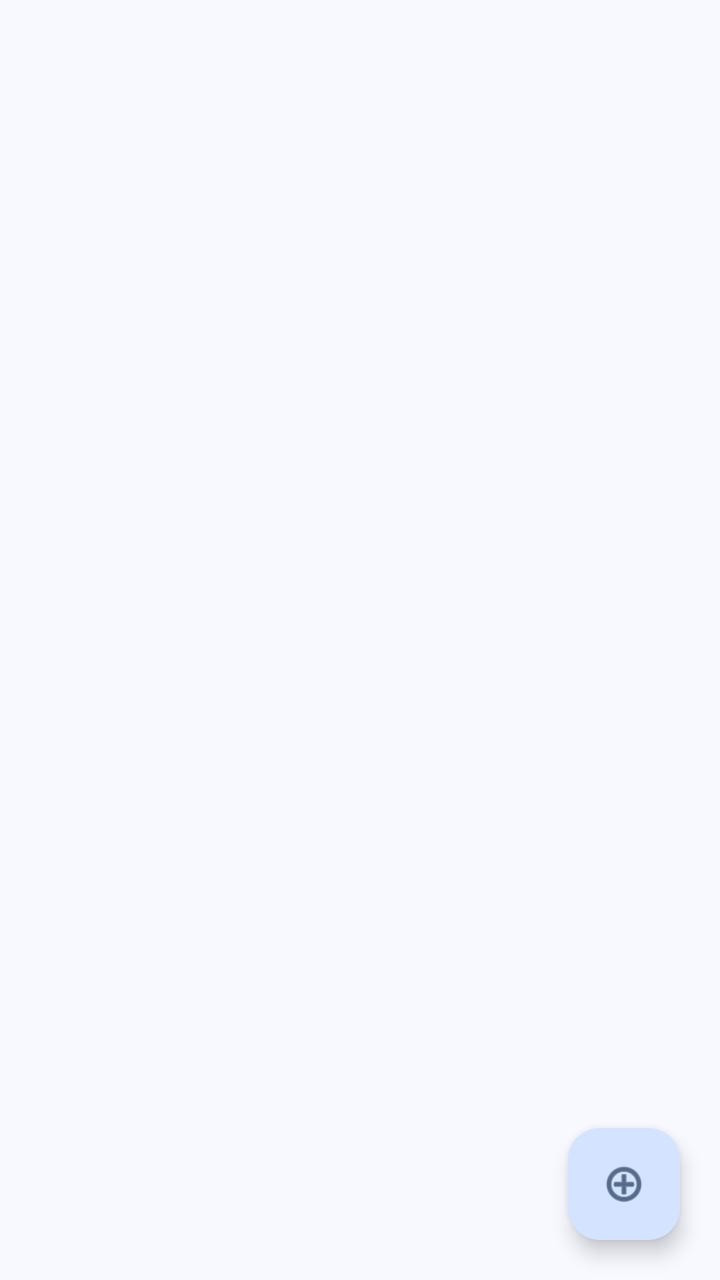
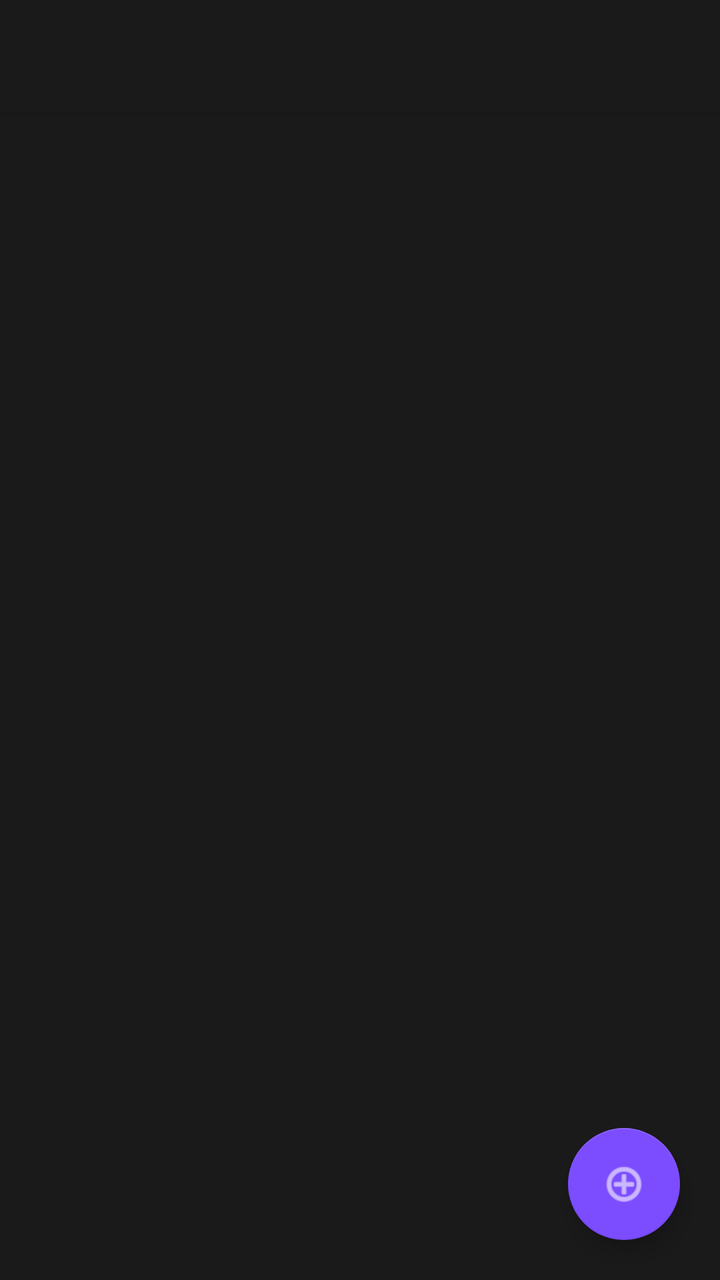

The first picture is an Android layout as it rendered before a commit; the second is the same layout after the commit. The layout source and the unified diff follow.
<!-- AndroidManifest.xml: application theme Theme.VidViewer -->
<!-- res/layout/activity_playlist.xml -->
<?xml version="1.0" encoding="utf-8"?>
<androidx.coordinatorlayout.widget.CoordinatorLayout
    xmlns:android="http://schemas.android.com/apk/res/android"
    xmlns:app="http://schemas.android.com/apk/res-auto"
    android:layout_width="match_parent"
    android:layout_height="match_parent"
    android:background="?android:attr/colorBackground">

    <com.google.android.material.appbar.AppBarLayout
        android:layout_width="match_parent"
        android:layout_height="wrap_content">
        <com.google.android.material.appbar.MaterialToolbar
            android:id="@+id/toolbar"
            android:layout_width="match_parent"
            android:layout_height="?attr/actionBarSize"
            android:background="?attr/colorSurface" />
    </com.google.android.material.appbar.AppBarLayout>

    <FrameLayout
        android:layout_width="match_parent"
        android:layout_height="match_parent"
        app:layout_behavior="@string/appbar_scrolling_view_behavior">

        <androidx.recyclerview.widget.RecyclerView
            android:id="@+id/rv_playlists"
            android:layout_width="match_parent"
            android:layout_height="match_parent"
            android:padding="8dp"
            android:clipToPadding="false" />

        <LinearLayout
            android:id="@+id/tv_empty"
            android:layout_width="match_parent"
            android:layout_height="match_parent"
            android:orientation="vertical"
            android:gravity="center"
            android:visibility="gone">

            <ImageView
                android:layout_width="72dp"
                android:layout_height="72dp"
                android:src="@android:drawable/ic_menu_add"
                android:tint="?attr/colorOutline"
                android:layout_marginBottom="12dp" />

            <TextView
                android:layout_width="wrap_content"
                android:layout_height="wrap_content"
                android:text="No playlists yet.\nTap + to create one."
                android:textSize="15sp"
                android:textColor="?attr/colorOnSurfaceVariant"
                android:gravity="center" />

        </LinearLayout>

    </FrameLayout>

    <com.google.android.material.floatingactionbutton.FloatingActionButton
        android:id="@+id/fab_create_playlist"
        android:layout_width="wrap_content"
        android:layout_height="wrap_content"
        android:layout_gravity="bottom|end"
        android:layout_margin="20dp"
        android:src="@android:drawable/ic_menu_add"
        android:contentDescription="@string/create_playlist" />

</androidx.coordinatorlayout.widget.CoordinatorLayout>
<!-- resources referenced by this layout -->
<resources>
  <string name="create_playlist">Create Playlist</string>
  <style name="Theme.VidViewer" parent="Theme.Material3.Light.NoActionBar">
          <item name="colorPrimary">@color/md_theme_primary</item>
          <item name="colorOnPrimary">@color/md_theme_on_primary</item>
          <item name="colorPrimaryContainer">@color/md_theme_primary_container</item>
          <item name="colorOnPrimaryContainer">@color/md_theme_on_primary_container</item>
          <item name="colorSecondary">@color/md_theme_secondary</item>
          <item name="colorOnSecondary">@color/md_theme_on_secondary</item>
          <item name="colorTertiary">@color/md_theme_tertiary</item>
          <item name="colorSurface">@color/md_theme_surface</item>
          <item name="colorOnSurface">@color/md_theme_on_surface</item>
          <item name="android:colorBackground">@color/md_theme_background</item>
          <item name="colorError">@color/md_theme_error</item>
          <item name="android:statusBarColor">?attr/colorSurface</item>
          <item name="android:navigationBarColor">?attr/colorSurface</item>
          <item name="android:windowLightStatusBar">true</item>
      </style>
  <color name="md_theme_primary">#1565C0</color>
  <color name="md_theme_on_primary">#FFFFFF</color>
  <color name="md_theme_primary_container">#D4E3FF</color>
  <color name="md_theme_on_primary_container">#001C3B</color>
  <color name="md_theme_secondary">#545F71</color>
  <color name="md_theme_on_secondary">#FFFFFF</color>
  <color name="md_theme_tertiary">#6E5676</color>
  <color name="md_theme_surface">#F8F9FF</color>
  <color name="md_theme_on_surface">#191C20</color>
  <color name="md_theme_background">#F8F9FF</color>
  <color name="md_theme_error">#B3261E</color>
</resources>

<!-- the commit's change to res/layout/activity_playlist.xml (unified diff, before → after) -->
@@ -4,7 +4,7 @@
     xmlns:app="http://schemas.android.com/apk/res-auto"
     android:layout_width="match_parent"
     android:layout_height="match_parent"
-    android:background="?android:attr/colorBackground">
+    android:background="?attr/colorSurface">
 
     <com.google.android.material.appbar.AppBarLayout
         android:layout_width="match_parent"
<!-- resource entries referenced after the edit -->
@@ -1,32 +1,36 @@
 <!-- resources referenced by this layout -->
 <resources>
   <string name="create_playlist">Create Playlist</string>
-  <style name="Theme.VidViewer" parent="Theme.Material3.Light.NoActionBar">
-          <item name="colorPrimary">@color/md_theme_primary</item>
-          <item name="colorOnPrimary">@color/md_theme_on_primary</item>
-          <item name="colorPrimaryContainer">@color/md_theme_primary_container</item>
-          <item name="colorOnPrimaryContainer">@color/md_theme_on_primary_container</item>
-          <item name="colorSecondary">@color/md_theme_secondary</item>
-          <item name="colorOnSecondary">@color/md_theme_on_secondary</item>
-          <item name="colorTertiary">@color/md_theme_tertiary</item>
-          <item name="colorSurface">@color/md_theme_surface</item>
-          <item name="colorOnSurface">@color/md_theme_on_surface</item>
-          <item name="android:colorBackground">@color/md_theme_background</item>
-          <item name="colorError">@color/md_theme_error</item>
-          <item name="android:statusBarColor">?attr/colorSurface</item>
-          <item name="android:navigationBarColor">?attr/colorSurface</item>
-          <item name="android:windowLightStatusBar">true</item>
+  <style name="Theme.VidViewer" parent="Theme.MaterialComponents.DayNight.NoActionBar">
+          <item name="colorPrimary">@color/accent</item>
+          <item name="colorPrimaryVariant">@color/accent_dark</item>
+          <item name="colorOnPrimary">@color/white</item>
+          <item name="colorSecondary">@color/accent</item>
+          <item name="colorOnSecondary">@color/white</item>
+          <item name="android:colorBackground">@color/bg_dark</item>
+          <item name="colorSurface">@color/bg_surface</item>
+          <item name="colorOnSurface">@color/white</item>
+          <item name="colorError">@color/error</item>
+          <item name="android:windowBackground">@color/bg_dark</item>
+          <item name="android:statusBarColor">@color/bg_dark</item>
+          <item name="android:navigationBarColor">@color/bg_nav</item>
+          <item name="android:textColorPrimary">@color/text_primary</item>
+          <item name="android:textColorSecondary">@color/text_secondary</item>
+          <item name="materialAlertDialogTheme">@style/AlertDialogTheme</item>
       </style>
-  <color name="md_theme_primary">#1565C0</color>
-  <color name="md_theme_on_primary">#FFFFFF</color>
-  <color name="md_theme_primary_container">#D4E3FF</color>
-  <color name="md_theme_on_primary_container">#001C3B</color>
-  <color name="md_theme_secondary">#545F71</color>
-  <color name="md_theme_on_secondary">#FFFFFF</color>
-  <color name="md_theme_tertiary">#6E5676</color>
-  <color name="md_theme_surface">#F8F9FF</color>
-  <color name="md_theme_on_surface">#191C20</color>
-  <color name="md_theme_background">#F8F9FF</color>
-  <color name="md_theme_error">#B3261E</color>
+  <color name="accent">#7C4DFF</color>
+  <color name="accent_dark">#5C35CC</color>
+  <color name="white">#FFFFFF</color>
+  <color name="bg_dark">#0D0D0D</color>
+  <color name="bg_surface">#1A1A1A</color>
+  <color name="error">#FF5252</color>
+  <color name="bg_nav">#141414</color>
+  <color name="text_primary">#FFFFFF</color>
+  <color name="text_secondary">#888888</color>
+  <style name="AlertDialogTheme" parent="Theme.MaterialComponents.Dialog.Alert">
+          <item name="colorPrimary">@color/accent</item>
+          <item name="android:colorBackground">@color/bg_surface</item>
+          <item name="colorOnSurface">@color/text_primary</item>
+      </style>
 </resources>
 
